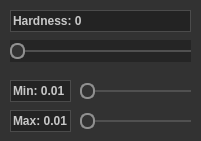
Above: Client/Source/Interface/EditBrush/UI/EditBrush.ui from cademtz/Animate-Together before the change. Below: the same form after it.
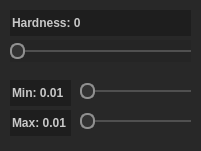
That is the form after the change. Icons and pictures are not drawn.

What changed in the file:
```diff
--- a/Client/Source/Interface/EditBrush/UI/EditBrush.ui
+++ b/Client/Source/Interface/EditBrush/UI/EditBrush.ui
@@ -7,7 +7,7 @@
     <x>0</x>
     <y>0</y>
     <width>201</width>
-    <height>141</height>
+    <height>151</height>
    </rect>
   </property>
   <property name="windowTitle">
@@ -15,19 +15,19 @@
   </property>
   <property name="styleSheet">
    <string notr="true">#EditBrush {
-	background-color: rgb(50, 50, 50);
+	background-color: rgb(40, 40, 40);
 }
 * {
 	font-family: &quot;Arial&quot;;
 	font-weight: bold;
 }
-QLabel, QCheckBox {
+QCheckBox {
 	color: rgb(225, 225, 225);
 	font: 500 8pt &quot;Arial&quot;;
 }
 QPushButton, QLineEdit, QSpinBox, QDoubleSpinBox {
-	border: 1px solid rgb(75, 75, 75);
-	background-color: rgb(35, 35, 35);
+	border: none;
+	background-color: rgb(30, 30, 30);
 	color: rgb(200, 200, 200);
 }
 QPushButton:hover, QLineEdit:focus, QSpinBox:focus, QDoubleSpinBox:focus {
@@ -240,7 +240,7 @@
      <x>10</x>
      <y>80</y>
      <width>61</width>
-     <height>22</height>
+     <height>26</height>
     </rect>
    </property>
    <property name="buttonSymbols">
@@ -262,7 +262,7 @@
      <x>10</x>
      <y>110</y>
      <width>61</width>
-     <height>22</height>
+     <height>26</height>
     </rect>
    </property>
    <property name="buttonSymbols">
@@ -300,7 +300,7 @@
      <x>10</x>
      <y>10</y>
      <width>181</width>
-     <height>22</height>
+     <height>26</height>
     </rect>
    </property>
    <property name="buttonSymbols">
```
